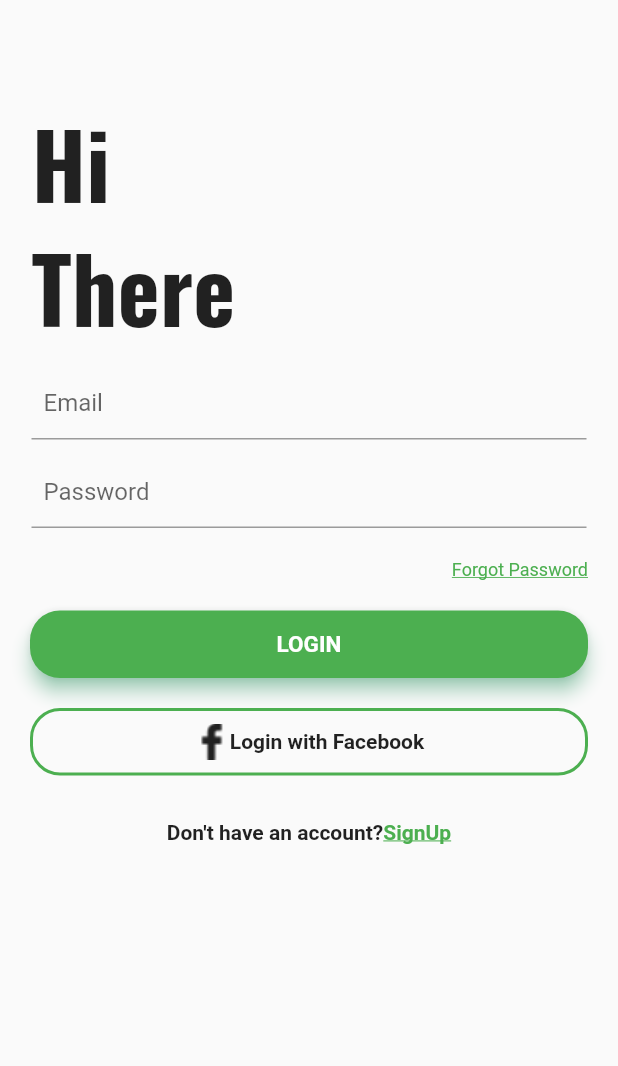
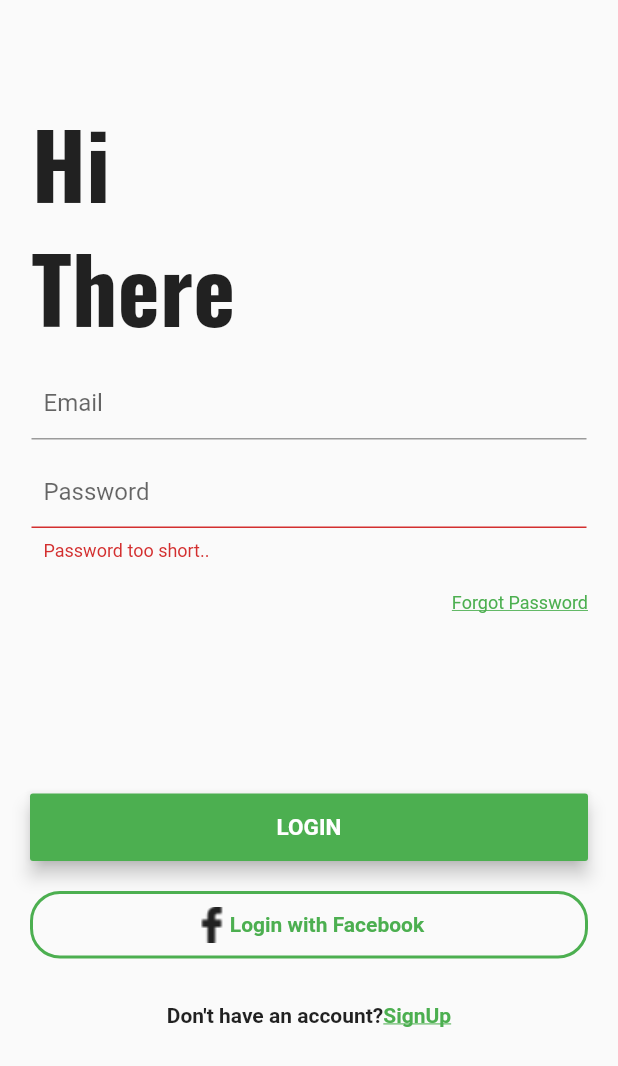
Before and after one commit to Jatin9098/login_signup_demo, a Flutter app: the screen it shows after launch, after a tap on "LOGIN", on a phone screen of 412 x 824 dp. Shown: the top 1066 px of the screen. Run offline on Flutter 3.47's test engine with Material 2 defaults, Android fonts, the phone set to English and light mode, and no system bars; our stand-ins replace email_validator; statements that could not run were skipped.

Commit message:
Working on Validation  part

```diff
--- a/lib/main.dart
+++ b/lib/main.dart
@@ -1,4 +1,6 @@
+import 'package:flutter/cupertino.dart';
 import 'package:flutter/material.dart';
+import 'package:email_validator/email_validator.dart';
 
 void main() => runApp(new MyApp());
 
@@ -7,7 +9,6 @@ class MyApp extends StatelessWidget {
   Widget build(BuildContext context) {
     return new MaterialApp(
       home: new LoginScreen(),
-
     );
   }
 }
@@ -18,10 +19,26 @@ class LoginScreen extends StatefulWidget {
 }
 
 class _LoginScreenState extends State<LoginScreen> {
+  final _formKey = GlobalKey<FormState>();
+  final _scafoldState = GlobalKey<ScaffoldState>();
+
+  String email;
+  String password;
+
+  TextEditingController _text = TextEditingController();
+
+  final _emailController = TextEditingController();
+  final _passwordController = TextEditingController();
+
+  bool isEmpty = false;
+  String _errorMessage = "";
   @override
   Widget build(BuildContext context) {
     return new Scaffold(
+      key: _scafoldState,
       body: new Container(
+          child: Form(
+            key: _formKey,
                       child: ListView(
         children: <Widget>[
             Padding(
@@ -29,151 +46,315 @@ class _LoginScreenState extends State<LoginScreen> {
               child: new Column(
                 crossAxisAlignment: CrossAxisAlignment.start,
                 children: <Widget>[
+                  // Text field
                   Padding(
-                      padding: EdgeInsets.only(left: 1,top: 50,right: 1,bottom: 1),
-                      child: new Text("Hi",
+                    padding:
+                        EdgeInsets.only(left: 1, top: 50, right: 1, bottom: 1),
+                    child: new Text(
+                      "Hi",
                       style: TextStyle(fontFamily: "mono_bold", fontSize: 60),
                     ),
                   ),
+                  // text field
                   Padding(
                     padding: EdgeInsets.all(1),
-
-                      child: new Text("There",
-                          style: TextStyle(
-                            fontFamily: "mono_bold",
-                            fontSize: 60),
+                    child: new Text(
+                      "There",
+                      style: TextStyle(fontFamily: "mono_bold", fontSize: 60),
                     ),
                   ),
+                  // Email edit text field
                   Padding(
-                      padding: EdgeInsets.only(left: 1,top: 10,right: 1,bottom: 1),
-                      child: new TextField(
+                      padding:
+                          EdgeInsets.only(left: 1, top: 10, right: 1, bottom: 1),
+                      child: new TextFormField(
+                        controller: _emailController,
                         style: new TextStyle(),
                         decoration: InputDecoration(
+
                             labelText: "Email",
-                            contentPadding: EdgeInsets.only(left: 8.0)
+                            contentPadding: EdgeInsets.only(left: 8.0),
                             ),
+                        validator: (val) => !EmailValidator.Validate(val, true)
+                        ? 'Not a valid email.'
+                        : "",
+                        onSaved: (val) => email = _emailController.text,
                         keyboardType: TextInputType.emailAddress,
-                      )
-                    ),
+                      )),
+                  // password edit text field
                   Padding(
-                      padding: EdgeInsets.only(left: 1,top: 10,right: 1,bottom: 1),
-                      child: new TextField(
-                        style: new TextStyle(
-
-                        ),
+                    padding:
+                        EdgeInsets.only(left: 1, top: 10, right: 1, bottom: 1),
+                    child: new TextFormField(
+                      controller: _passwordController,
+                      style: new TextStyle(),
                       decoration: InputDecoration(
                           labelText: "Password",
-                          contentPadding: EdgeInsets.only(left: 8)
-
-                        ),
+                          contentPadding: EdgeInsets.only(left: 8)),
+                          validator: (val) =>
+                      val.length < 4 ? 'Password too short..' : "",
+                  onSaved: (val) => password = _passwordController.text,
                       keyboardType: TextInputType.text,
                       obscureText: true,
                     ),
                   ),
+                  // forgot password text field
                   Container(
                     alignment: Alignment(1, 0),
-                            padding: EdgeInsets.only(top: 20,),
+                    padding: EdgeInsets.only(
+                      top: 20,
+                    ),
                     child: InkWell(
-                                child:  new Text("Forgot Password",
-                                        style: new TextStyle(color: Colors.green,
+                      onTap: () {
+                        _text.text = "";
+                        _errorMessage = "";
+                        _showAlertDialog();
+                      },
+                      child: new Text(
+                        "Forgot Password",
+                        style: new TextStyle(
+                          color: Colors.green,
                           fontSize: 12,
                           fontWeight: FontWeight.normal,
-                                        decoration: TextDecoration.underline
+                          decoration: TextDecoration.underline,
                         ),
                       ),
                     ),
-
                   ),
+                  SizedBox(
+                    height: 100,
+                  ),
+                  // Login in button
                   Container(
                     padding: EdgeInsets.only(top: 20),
                     width: double.infinity,
                     height: 65,
-                                child: Material(
-                                  borderRadius: BorderRadius.circular(20),
-                                  shadowColor: Colors.greenAccent,
-                                  elevation: 5,
-                                  color: Colors.green,
-                                  child: GestureDetector(
-                                  onTap: (){},
-                                  child: Center(
-                                  child: new Text("LOGIN",
+                    child: RaisedButton(
+
+                      onPressed: (){
+                        _onLoginButtonClicked();
+                      },
+                      child: new Center(
+                        child: new Text(
+                          "LOGIN",
                           style: TextStyle(
                             color: Colors.white,
                             fontWeight: FontWeight.bold,
-                                      fontSize: 15),
+                            fontSize: 15,
+
+                          ),
                           textAlign: TextAlign.center,
                         ),
                       ),
+                     // borderRadius: BorderRadius.circular(20),
+                     // shadowColor: Colors.greenAccent,
+                      elevation: 5,
+                      color: Colors.green,
+                      // child: GestureDetector(
+                      //   onTap: () {
+
+                      //     _onLoginButtonClicked();
+                      //     // setState(() {
+                      //     //   _validateFields(_emailController.text, "1");
+                      //     // });
+                      //   },
+                      //   child: Center(
+                      //     child: new Text(
+                      //       "LOGIN",
+                      //       style: TextStyle(
+                      //           color: Colors.white,
+                      //           fontWeight: FontWeight.bold,
+                      //           fontSize: 15),
+                      //       textAlign: TextAlign.center,
+                      //     ),
+                      //   ),
+                      // ),
                     ),
                   ),
-                            ) ,
+                  // facebook login button
                   Container(
                     padding: EdgeInsets.only(top: 20),
                     height: 65,
-
                     child: Container(
                       decoration: BoxDecoration(
                           border: Border.all(
                               color: Colors.green,
                               style: BorderStyle.solid,
-                                    width: 2
-                                  ),
-                                  borderRadius: BorderRadius.circular(20)
-                                  ),
+                              width: 2),
+                          borderRadius: BorderRadius.circular(20)),
                       child: Row(
                         mainAxisAlignment: MainAxisAlignment.center,
                         children: <Widget>[
                           new Center(
-                                     child: ImageIcon(AssetImage('assets/facebook.png'),
+                            child: ImageIcon(
+                              AssetImage('assets/facebook.png'),
                             ),
                           ),
-                                    new Center(
-
-                                      child: new Text("Login with Facebook", style: TextStyle(
-                                        fontWeight: FontWeight.bold
-                                      ),),
-                                    ),
-                                  //   new GestureDetector(
-                                  //   onTap: (){},
-                                  //   child: Center(
-                                  //     child: new Text("Login with Facebook",
-                                  //     style: TextStyle(
-                                  //       color: Colors.green,
-                                  //       fontWeight:
-                                  //       FontWeight.bold),),
+                          // new Center(
+                          //   child: new Text(
+                          //     "Login with Facebook",
+                          //     style: TextStyle(fontWeight: FontWeight.bold),
                           //   ),
                           // ),
+                          new GestureDetector(
+                            onTap: () {
+                              print("fds");
+                            },
+                            child: Center(
+                              child: new Text(
+                                "Login with Facebook",
+                                style: TextStyle(
+                                    color: Colors.green,
+                                    fontWeight: FontWeight.bold),
+                              ),
+                            ),
+                          ),
                         ],
                       ),
-
                     ),
                   ),
+                  // sign up text field
                   Container(
                     padding: EdgeInsets.only(top: 30),
                     child: new Row(
                       mainAxisAlignment: MainAxisAlignment.center,
                       children: <Widget>[
-                                    Text("Don't have an account?",
-                                    style: TextStyle(fontWeight: FontWeight.bold),),
-
-                                     Text("SignUp",
+                        Text(
+                          "Don't have an account?",
+                          style: TextStyle(fontWeight: FontWeight.bold),
+                        ),
+                        Text(
+                          "SignUp",
                           style: TextStyle(
                               fontWeight: FontWeight.bold,
                               color: Colors.green,
                               decoration: TextDecoration.underline),
                         ),
-
-
                       ],
-
                     ),
                   )
                 ],
               ),
             ),
         ],
-        )
       ),
+          )),
     );
   }
+
+  @override
+  void initState() {
+    super.initState();
   }
+// for Reset Passsword
+  void _showAlertDialog() {
+    showDialog(
+        context: context,
+        builder: (BuildContext context) {
+          return AlertDialog(
+
+            title: new Text(
+              "Forgot Password",
+              textAlign: TextAlign.center,
+              style: TextStyle(fontWeight: FontWeight.bold),
+            ),
+            content: Column(
+              crossAxisAlignment: CrossAxisAlignment.start,
+              mainAxisSize: MainAxisSize.min,
+              children: <Widget>[
+                Text(
+                    "We just need your email id to send the reset password instructions."),
+                SizedBox(
+                  height: 10,
+                ),
+                TextField(
+
+                  autofocus: false,
+                  controller: _text,
+                  decoration: InputDecoration(
+                      contentPadding: EdgeInsets.only(left: 5, bottom: 2),
+                      labelText: "Email"),
+                ),
+                SizedBox(
+                  height: 4,
+                ),
+                Text(
+                  _errorMessage,
+                  style: TextStyle(
+                    fontSize: 12,
+                    color: Colors.red,
+                  ),
+                ),
+              ],
+            ),
+            actions: <Widget>[
+              FlatButton(
+                child: new Text("Cancel"),
+                onPressed: () {
+                  Navigator.of(context).pop();
+                },
+              ),
+              FlatButton(
+                child: new Text("Send"),
+                onPressed: () {
+                  FocusScope.of(context).requestFocus(new FocusNode());// to dismiss the keyboard
+                  setState(() {
+                    _text.text.isEmpty
+                        ? _errorMessage = "Email can't be empty."
+                        : _validateFields(_text.text, "2");
+
+                    print("Tesxc {isEmpty}");
+                  });
+                  //Navigator.of(context).pop();
+                },
+              )
+            ],
+          );
+        });
+  }
+
+  @override
+  void dispose() {
+    _text.dispose();
+    super.dispose();
+  }
+
+  _validateFields(String email, String type) {
+    //String email = _text.text;
+
+    // 1 for email & passoword field
+    // 2 forgot password =email
+
+    bool emailValid =
+        RegExp(r"^[a-zA-Z0-9.]+@[a-zA-Z0-9]+\.[a-zA-Z]+").hasMatch(email);
+
+    if (emailValid) {
+      if (type == "1") {
+        print("Great job");
+      } else {
+        Navigator.of(context).pop();
+      }
+    } else {
+      setState(() {
+        _text.text.isEmpty ? isEmpty = true : new Text("fsdfsd");
+      });
+    }
+  }
+
+  void _onLoginButtonClicked() {
+    final form = _formKey.currentState;
+FocusScope.of(context).requestFocus(new FocusNode());// to dismiss the keyboard
+
+    if (form.validate()) {
+      print("$form.validate() \n $email \t $password");
+      form.save();
+      _loginSuccessfull();
+    }
+  }
+
+  void _loginSuccessfull() {
+      print("Form Valid \n $email \t $password");
+    final SnackBar snackBar = new SnackBar(content: new Text(" $email \t $password"),);
+    _scafoldState.currentState.showSnackBar(snackBar);
+  }
+}
--- a/pubspec.yaml
+++ b/pubspec.yaml
@@ -23,6 +23,7 @@ dependencies:
   # The following adds the Cupertino Icons font to your application.
   # Use with the CupertinoIcons class for iOS style icons.
   cupertino_icons: ^0.1.2
+  email_validator: "0.1.4"
 
 dev_dependencies:
   flutter_test:
@@ -42,7 +43,8 @@ flutter:
 
   # To add assets to your application, add an assets section, like this:
   assets:
-   - assets/facebook.png
+  - assets/facebook.png
+
   #  - images/a_dot_ham.jpeg
 
   # An image asset can refer to one or more resolution-specific "variants", see
```
Also changed, not shown: pubspec.lock. Lines whose indentation alone changed are shown as unchanged.
